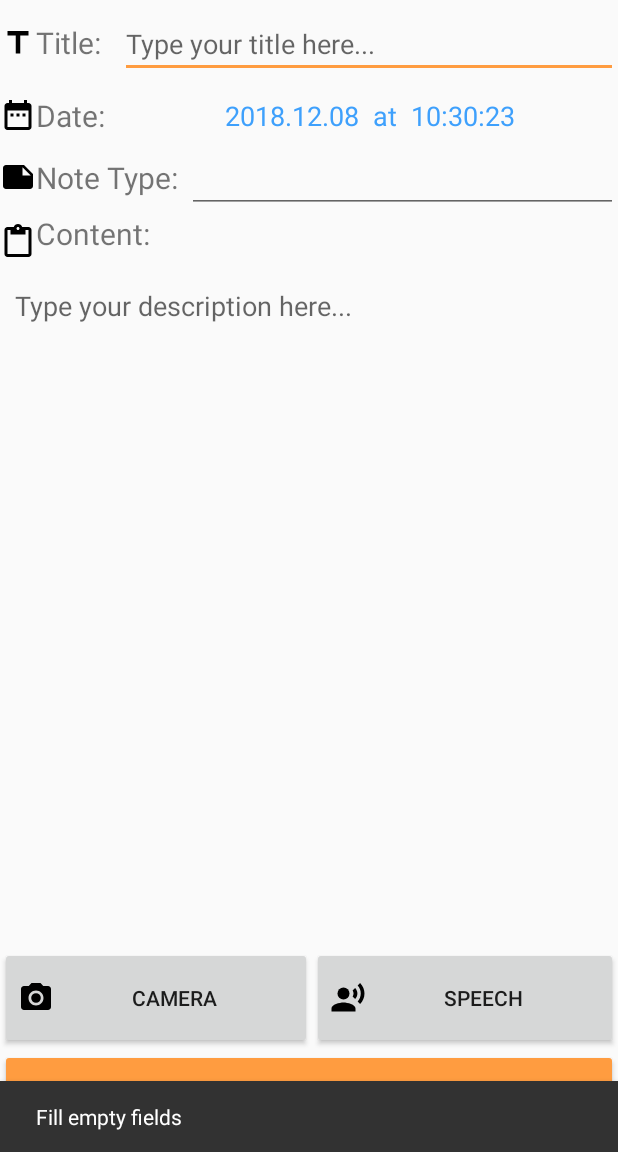
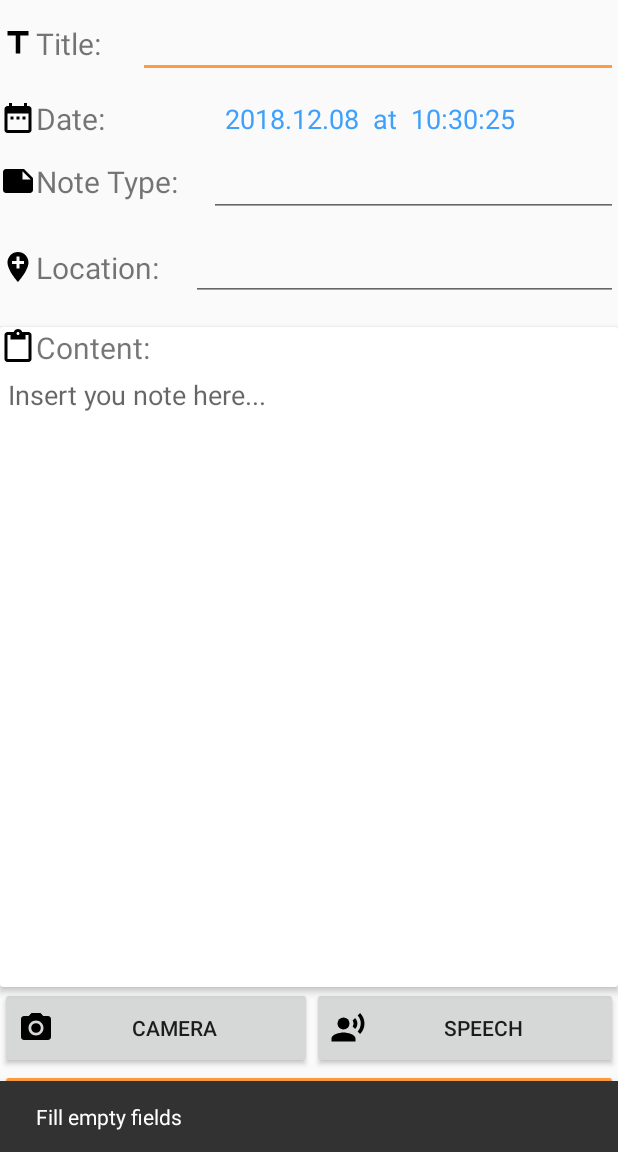
Before and after one commit to liuyuhanalex/CS528-Final-Project, an Android app: the NewNoteActivity screen opened directly, with no data from a screen before it, after a tap on "SAVE NOTE", on a phone screen of 412 x 824 dp, the part 84-1236 px from its top. Run offline under Robolectric (Android 15) with nearby library versions, the phone set to English and light mode, and no system bars; our stand-ins replace Firebase (no records; nobody signed in at launch, a user with empty details on screens opened directly).

Commit message:
Add Place Picker in new note page

```diff
--- a/FinalProject/app/build.gradle
+++ b/FinalProject/app/build.gradle
@@ -45,6 +45,8 @@ dependencies {
     //image to text google library
     implementation 'com.google.android.gms:play-services-vision:11.0.4'
 
+    implementation 'com.google.android.gms:play-services:11.0.4'
+
 }
 
 apply plugin: 'com.google.gms.google-services'
--- a/FinalProject/app/src/main/java/com/example/liuyu/finalproject/NewNoteActivity.java
+++ b/FinalProject/app/src/main/java/com/example/liuyu/finalproject/NewNoteActivity.java
@@ -1,11 +1,13 @@
 package com.example.liuyu.finalproject;
 
 import android.app.Activity;
+import android.content.Context;
 import android.content.Intent;
 import android.support.annotation.NonNull;
 import android.support.annotation.Nullable;
 import android.support.design.widget.Snackbar;
 import android.support.design.widget.TextInputLayout;
+import android.support.v4.app.ActivityCompat;
 import android.support.v7.app.AppCompatActivity;
 import android.os.Bundle;
 import android.support.v7.widget.Toolbar;
@@ -21,6 +23,10 @@ import android.widget.TextView;
 import android.widget.Toast;
 import java.time.Clock;
 
+import com.google.android.gms.common.GooglePlayServicesNotAvailableException;
+import com.google.android.gms.common.GooglePlayServicesRepairableException;
+import com.google.android.gms.location.places.Place;
+import com.google.android.gms.location.places.ui.PlacePicker;
 import com.google.android.gms.tasks.OnCompleteListener;
 import com.google.android.gms.tasks.Task;
 import com.google.firebase.auth.FirebaseAuth;
@@ -42,6 +48,7 @@ public class NewNoteActivity extends AppCompatActivity {
 
     static final int REQUEST_CAMERA = 666;
     static final int REQUEST_SPEECH = 555;
+    static final int PLACE_PICK_REQUEST = 444;
 
     private Button btnCreate;
     private EditText etTitle,etContent,etType;
@@ -58,10 +65,17 @@ public class NewNoteActivity extends AppCompatActivity {
 
     private boolean isExist;
 
+    //Here is for google location service
+    private TextView addLocation;
+    private EditText showLocation;
+
     @Override
     protected void onCreate(Bundle savedInstanceState) {
         super.onCreate(savedInstanceState);
         setContentView(R.layout.activity_new_note);
+
+        addLocation = findViewById(R.id.note_add_location);
+        showLocation = findViewById(R.id.note_location);
 
         try{
             noteID = getIntent().getStringExtra("noteId");
@@ -114,6 +128,25 @@ public class NewNoteActivity extends AppCompatActivity {
             public void onClick(View v) {
                 Intent speechIntent = new Intent(NewNoteActivity.this,SpeechToTextActivity.class);
                 startActivityForResult(speechIntent,REQUEST_SPEECH);
+            }
+        });
+        final Context context = this;
+
+        //TextView to select a place
+        addLocation.setOnClickListener(new View.OnClickListener() {
+            @Override
+            public void onClick(View v) {
+                PlacePicker.IntentBuilder builder = new PlacePicker.IntentBuilder();
+                Intent intent;
+                try {
+                    intent = builder.build((Activity) context);
+                    startActivityForResult(intent,PLACE_PICK_REQUEST);
+                } catch (GooglePlayServicesRepairableException e) {
+                    e.printStackTrace();
+                } catch (GooglePlayServicesNotAvailableException e) {
+                    e.printStackTrace();
+                }
+
             }
         });
 
@@ -286,12 +319,16 @@ public class NewNoteActivity extends AppCompatActivity {
             String newText = OriginalContent + "\n" + text;
             etContent.setText(newText);
 
-        }else{
+        }else if(requestCode == REQUEST_SPEECH){
             //Deal with the data get from Speech to text here
             String text = data.getStringExtra("TextFromSpeech");
             String OriginalContent = etContent.getText().toString().toString();
             String newText = OriginalContent+"\n" + text;
             etContent.setText(newText);
+        }else if(requestCode == PLACE_PICK_REQUEST){
+            Place place = PlacePicker.getPlace(data,this);
+            String address = place.getAddress().toString();
+            showLocation.setText(address);
         }
 
 
--- /dev/null
+++ b/FinalProject/app/src/main/res/drawable/ic_add_location_black_24dp.xml
@@ -0,0 +1,9 @@
+<vector xmlns:android="http://schemas.android.com/apk/res/android"
+        android:width="24dp"
+        android:height="24dp"
+        android:viewportWidth="24.0"
+        android:viewportHeight="24.0">
+    <path
+        android:fillColor="#FF000000"
+        android:pathData="M12,2C8.14,2 5,5.14 5,9c0,5.25 7,13 7,13s7,-7.75 7,-13c0,-3.86 -3.14,-7 -7,-7zM16,10h-3v3h-2v-3L8,10L8,8h3L11,5h2v3h3v2z"/>
+</vector>
--- a/FinalProject/app/src/main/res/layout/activity_new_note.xml
+++ b/FinalProject/app/src/main/res/layout/activity_new_note.xml
@@ -18,16 +18,17 @@
     <LinearLayout
         android:layout_width="match_parent"
         android:layout_height="wrap_content"
-        android:layout_weight="0.3"
+        android:layout_weight="1"
         android:orientation="horizontal">
 
         <TextView
             android:id="@+id/textView2"
             android:layout_width="wrap_content"
-            android:layout_height="match_parent"
+            android:layout_height="wrap_content"
+            android:layout_gravity="center"
             android:layout_weight="0.5"
+            android:drawableLeft="@drawable/ic_title_black_24dp"
             android:gravity="left|center"
-            android:drawableLeft="@drawable/ic_title_black_24dp"
             android:text="Title:"
             android:textSize="20sp" />
 
@@ -35,40 +36,43 @@
             android:id="@+id/new_note_title"
             android:layout_width="wrap_content"
             android:layout_height="wrap_content"
+            android:layout_gravity="center"
             android:layout_weight="6"
-            android:hint="Type your title here..."
-            android:textSize="18sp"/>
+            android:textSize="18sp" />
     </LinearLayout>
 
     <LinearLayout
         android:layout_width="match_parent"
         android:layout_height="wrap_content"
-        android:layout_weight="0.3">
+        android:layout_weight="1">
 
         <TextView
             android:id="@+id/textView4"
             android:layout_width="wrap_content"
-            android:layout_height="match_parent"
+            android:layout_height="wrap_content"
+            android:layout_gravity="center"
             android:layout_weight="0.5"
+            android:drawableLeft="@drawable/ic_date_range_black_24dp"
             android:gravity="left|center"
             android:text="Date:"
-            android:drawableLeft="@drawable/ic_date_range_black_24dp"
             android:textSize="20sp" />
 
         <TextView
             android:id="@+id/note_date"
             android:layout_width="wrap_content"
-            android:layout_height="match_parent"
+            android:layout_height="wrap_content"
+            android:layout_gravity="center"
             android:layout_weight="6"
             android:gravity="center"
-            android:textSize="18sp"
-            android:textColor="@color/colorPrimary"/>
+            android:textColor="@color/colorPrimary"
+            android:textSize="18sp" />
     </LinearLayout>
 
     <LinearLayout
         android:layout_width="match_parent"
         android:layout_height="wrap_content"
-        android:orientation="horizontal">
+        android:orientation="horizontal"
+        android:layout_weight="0.3">
 
         <TextView
             android:id="@+id/textView5"
@@ -85,31 +89,81 @@
             android:layout_width="wrap_content"
             android:layout_height="wrap_content"
             android:layout_weight="6"
-            android:ems="10"
-            android:inputType="textPersonName"
-            android:textSize="18sp"/>
+            android:textSize="18sp" />
 
     </LinearLayout>
+
+    <LinearLayout
+        android:layout_width="match_parent"
+        android:layout_height="wrap_content"
+        android:layout_weight="1">
+
+        <TextView
+            android:id="@+id/note_add_location"
+            android:layout_width="wrap_content"
+            android:layout_height="wrap_content"
+            android:layout_gravity="center"
+            android:layout_weight="0.5"
+            android:drawableLeft="@drawable/ic_add_location_black_24dp"
+            android:gravity="left|center"
+            android:text="Location:"
+            android:textSize="20sp" />
+
+        <EditText
+            android:id="@+id/note_location"
+            android:layout_width="wrap_content"
+            android:layout_height="wrap_content"
+            android:layout_gravity="center"
+            android:layout_weight="6"
+            android:gravity="center"
+            android:textColor="@color/colorPrimary"
+            android:textSize="18sp" />
+    </LinearLayout>
+
+    <android.support.v7.widget.CardView
+        android:layout_width="match_parent"
+        android:layout_height="300dp"
+        android:layout_marginTop="10dp"
+        android:layout_weight="10"
+        app:cardElevation="3dp"
+        >
+
+        <LinearLayout
+            android:layout_width="match_parent"
+            android:layout_height="wrap_content"
+            android:orientation="vertical">
 
             <TextView
                 android:id="@+id/textView3"
                 android:layout_width="match_parent"
                 android:layout_height="wrap_content"
-        android:layout_weight="0.3"
+                android:layout_weight="1"
+                android:drawableLeft="@drawable/ic_content_paste_black_24dp"
                 android:text="Content:"
-        android:drawableLeft="@drawable/ic_content_paste_black_24dp"
                 android:textSize="20sp" />
+
+            <ScrollView
+                android:layout_width="match_parent"
+                android:layout_height="wrap_content"
+                android:layout_weight="9">
 
                 <EditText
                     android:id="@+id/new_note_content"
                     android:layout_width="match_parent"
                     android:layout_height="wrap_content"
-        android:layout_weight="10"
                     android:background="@android:color/transparent"
                     android:gravity="top"
-        android:hint="Type your description here..."
+                    android:hint="Insert you note here..."
                     android:inputType="textMultiLine"
-        android:padding="10dp" />
+                    android:padding="5dp" />
+
+            </ScrollView>
+
+        </LinearLayout>
+
+
+    </android.support.v7.widget.CardView>
+
 
     <LinearLayout
         android:layout_width="match_parent"
@@ -122,16 +176,16 @@
             android:layout_width="wrap_content"
             android:layout_height="match_parent"
             android:layout_weight="1"
-            android:text="Camera"
-            android:drawableLeft="@drawable/ic_photo_camera_black_24dp"/>
+            android:drawableLeft="@drawable/ic_photo_camera_black_24dp"
+            android:text="Camera" />
 
         <Button
             android:id="@+id/speech"
             android:layout_width="wrap_content"
             android:layout_height="match_parent"
             android:layout_weight="1"
-            android:text="Speech"
-            android:drawableLeft="@drawable/ic_record_voice_over_black_24dp"/>
+            android:drawableLeft="@drawable/ic_record_voice_over_black_24dp"
+            android:text="Speech" />
     </LinearLayout>
 
     <Button
--- a/FinalProject/app/src/main/res/layout/activity_text_recognition.xml
+++ b/FinalProject/app/src/main/res/layout/activity_text_recognition.xml
@@ -34,7 +34,8 @@
                     <TextView
                         android:layout_width="match_parent"
                         android:layout_height="wrap_content"
-                        android:text="Image Preview"
+                        android:text="Photo"
+                        android:drawableLeft="@drawable/ic_image_black_24dp"
                         android:textColor="@color/colorPrimary"
                         android:textSize="20sp" />
 
@@ -64,7 +65,8 @@
                     <TextView
                         android:layout_width="match_parent"
                         android:layout_height="wrap_content"
-                        android:text="Result"
+                        android:text="Text"
+                        android:drawableLeft="@drawable/ic_text_fields_black_24dp"
                         android:textColor="@color/colorPrimary"
                         android:textSize="20sp" />
 
```
Also changed, not shown: FinalProject/app/src/main/AndroidManifest.xml (+10 -1 lines), FinalProject/app/src/main/java/com/example/liuyu/finalproject/MainActivity.java (+25 -0 lines), FinalProject/app/src/main/res/drawable/ic_image_black_24dp.xml (added, +9 -0 lines), FinalProject/app/src/main/res/drawable/ic_search_black_24dp.xml (added, +9 -0 lines), FinalProject/app/src/main/res/drawable/ic_text_fields_black_24dp.xml (added, +9 -0 lines), FinalProject/app/src/main/res/layout/activity_main.xml (+30 -4 lines). Lines whose indentation alone changed are shown as unchanged.
